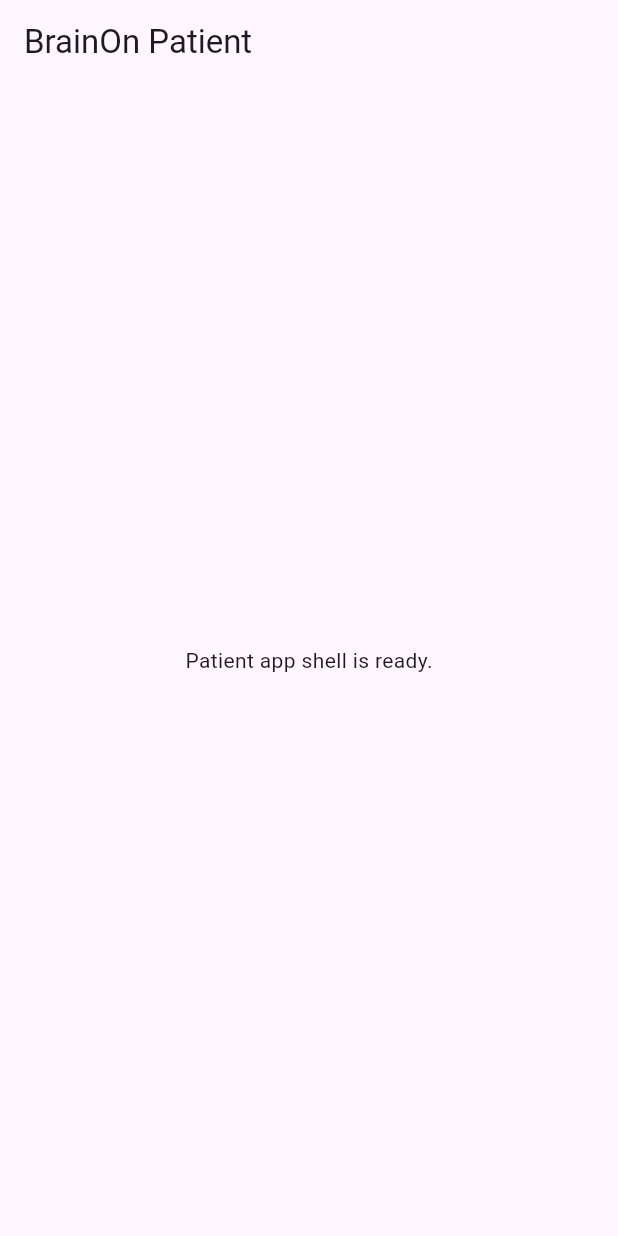
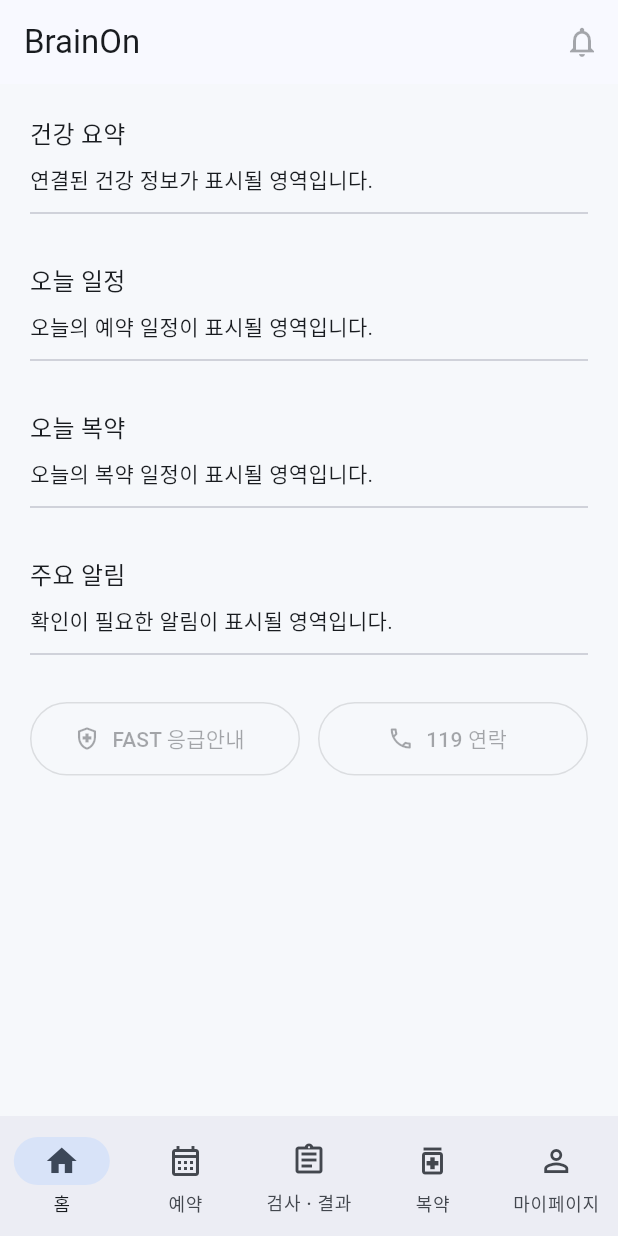
Before and after one commit to brainCDSS/BrainCDSS, a Flutter app: the screen it shows after launch, on a phone screen of 412 x 824 dp. Run offline on Flutter 3.47's test engine with Material 3 defaults, Android fonts, the phone set to English and light mode, and no system bars.

Commit message:
환자 앱 기본 화면 구조 구현

```diff
--- /dev/null
+++ b/mobile/patient-app/lib/app/patient_app.dart
@@ -0,0 +1,20 @@
+import 'package:brainon_mobile_core/brainon_mobile_core.dart';
+import 'package:flutter/material.dart';
+import 'patient_main_shell.dart';
+
+class PatientApp extends StatelessWidget {
+  const PatientApp({super.key});
+
+  @override
+  Widget build(BuildContext context) => MaterialApp(
+        title: 'BrainOn Patient',
+        debugShowCheckedModeBanner: false,
+        theme: ThemeData(
+          colorScheme: ColorScheme.fromSeed(seedColor: const Color(0xFF356FAF)),
+          scaffoldBackgroundColor: const Color(0xFFF6F8FB),
+          useMaterial3: true,
+        ),
+        home: const PatientMainShell(),
+        navigatorObservers: [NoopNavigationObserver()],
+      );
+}
--- /dev/null
+++ b/mobile/patient-app/lib/app/patient_main_shell.dart
@@ -0,0 +1,56 @@
+import 'package:flutter/material.dart';
+import '../features/appointments/appointments_page.dart';
+import '../features/home/home_page.dart';
+import '../features/medications/medications_page.dart';
+import '../features/profile/profile_page.dart';
+import '../features/test-results/test_results_page.dart';
+
+class PatientMainShell extends StatefulWidget {
+  const PatientMainShell({super.key});
+
+  @override
+  State<PatientMainShell> createState() => _PatientMainShellState();
+}
+
+class _PatientMainShellState extends State<PatientMainShell> {
+  int _selectedIndex = 0;
+
+  static const _pages = <Widget>[
+    HomePage(),
+    AppointmentsPage(),
+    TestResultsPage(),
+    MedicationsPage(),
+    ProfilePage(),
+  ];
+  static const _titles = ['BrainOn', '예약', '검사 · 결과', '복약관리', '마이페이지'];
+
+  @override
+  Widget build(BuildContext context) => Scaffold(
+        appBar: AppBar(
+          title: Text(_titles[_selectedIndex]),
+          actions: _selectedIndex == 0
+              ? [
+                  IconButton(
+                    onPressed: null,
+                    tooltip: '알림 (준비 중)',
+                    icon: const Icon(Icons.notifications_outlined),
+                  ),
+                ]
+              : null,
+        ),
+        body: SafeArea(
+          child: IndexedStack(index: _selectedIndex, children: _pages),
+        ),
+        bottomNavigationBar: NavigationBar(
+          selectedIndex: _selectedIndex,
+          onDestinationSelected: (index) => setState(() => _selectedIndex = index),
+          destinations: const [
+            NavigationDestination(icon: Icon(Icons.home_outlined), selectedIcon: Icon(Icons.home), label: '홈'),
+            NavigationDestination(icon: Icon(Icons.calendar_month_outlined), selectedIcon: Icon(Icons.calendar_month), label: '예약'),
+            NavigationDestination(icon: Icon(Icons.assignment_outlined), selectedIcon: Icon(Icons.assignment), label: '검사 · 결과'),
+            NavigationDestination(icon: Icon(Icons.medication_outlined), selectedIcon: Icon(Icons.medication), label: '복약'),
+            NavigationDestination(icon: Icon(Icons.person_outline), selectedIcon: Icon(Icons.person), label: '마이페이지'),
+          ],
+        ),
+      );
+}
--- /dev/null
+++ b/mobile/patient-app/lib/features/appointments/appointments_page.dart
@@ -0,0 +1,19 @@
+import 'package:flutter/material.dart';
+
+class AppointmentsPage extends StatelessWidget {
+  const AppointmentsPage({super.key});
+
+  @override
+  Widget build(BuildContext context) => ListView(
+        padding: const EdgeInsets.all(20),
+        children: const [
+          Text('예약하기'),
+          Divider(height: 32),
+          Text('예정된 예약'),
+          Divider(height: 32),
+          Text('지난 예약'),
+          SizedBox(height: 24),
+          Text('예약 상세 · 변경 · 취소 기능은 추후 제공됩니다.'),
+        ],
+      );
+}
--- /dev/null
+++ b/mobile/patient-app/lib/features/home/home_page.dart
@@ -0,0 +1,59 @@
+import 'package:flutter/material.dart';
+
+class HomePage extends StatelessWidget {
+  const HomePage({super.key});
+
+  @override
+  Widget build(BuildContext context) => ListView(
+        padding: const EdgeInsets.all(20),
+        children: const [
+          _HomeSection(title: '건강 요약', description: '연결된 건강 정보가 표시될 영역입니다.'),
+          _HomeSection(title: '오늘 일정', description: '오늘의 예약 일정이 표시될 영역입니다.'),
+          _HomeSection(title: '오늘 복약', description: '오늘의 복약 일정이 표시될 영역입니다.'),
+          _HomeSection(title: '주요 알림', description: '확인이 필요한 알림이 표시될 영역입니다.'),
+          Row(
+            children: [
+              Expanded(child: _EmergencyButton(icon: Icons.health_and_safety_outlined, label: 'FAST 응급안내')),
+              SizedBox(width: 12),
+              Expanded(child: _EmergencyButton(icon: Icons.call_outlined, label: '119 연락')),
+            ],
+          ),
+        ],
+      );
+}
+
+class _HomeSection extends StatelessWidget {
+  const _HomeSection({required this.title, required this.description});
+  final String title;
+  final String description;
+
+  @override
+  Widget build(BuildContext context) => Padding(
+        padding: const EdgeInsets.only(bottom: 20),
+        child: Column(
+          crossAxisAlignment: CrossAxisAlignment.start,
+          children: [
+            Text(title, style: Theme.of(context).textTheme.titleMedium),
+            const SizedBox(height: 8),
+            Text(description),
+            const Divider(height: 24),
+          ],
+        ),
+      );
+}
+
+class _EmergencyButton extends StatelessWidget {
+  const _EmergencyButton({required this.icon, required this.label});
+  final IconData icon;
+  final String label;
+
+  @override
+  Widget build(BuildContext context) => OutlinedButton.icon(
+        onPressed: null,
+        icon: Icon(icon),
+        label: Padding(
+          padding: const EdgeInsets.symmetric(vertical: 14),
+          child: Text(label),
+        ),
+      );
+}
--- /dev/null
+++ b/mobile/patient-app/lib/features/medications/medications_page.dart
@@ -0,0 +1,19 @@
+import 'package:flutter/material.dart';
+
+class MedicationsPage extends StatelessWidget {
+  const MedicationsPage({super.key});
+
+  @override
+  Widget build(BuildContext context) => ListView(
+        padding: const EdgeInsets.all(20),
+        children: const [
+          Text('오늘의 복약'),
+          Divider(height: 32),
+          Text('복약 일정'),
+          Divider(height: 32),
+          Text('복약 기록'),
+          Divider(height: 32),
+          Text('약 상세와 복약 알림은 추후 제공됩니다.'),
+        ],
+      );
+}
--- /dev/null
+++ b/mobile/patient-app/lib/features/profile/profile_page.dart
@@ -0,0 +1,16 @@
+import 'package:flutter/material.dart';
+
+class ProfilePage extends StatelessWidget {
+  const ProfilePage({super.key});
+
+  @override
+  Widget build(BuildContext context) => ListView(
+        children: const [
+          ListTile(leading: Icon(Icons.person_outline), title: Text('내 정보'), enabled: false),
+          ListTile(leading: Icon(Icons.link_outlined), title: Text('연결 설정'), enabled: false),
+          ListTile(leading: Icon(Icons.notifications_outlined), title: Text('알림 설정'), enabled: false),
+          ListTile(leading: Icon(Icons.description_outlined), title: Text('동의 · 약관'), enabled: false),
+          ListTile(leading: Icon(Icons.logout), title: Text('로그아웃'), enabled: false),
+        ],
+      );
+}
--- /dev/null
+++ b/mobile/patient-app/lib/features/test-results/test_results_page.dart
@@ -0,0 +1,30 @@
+import 'package:flutter/material.dart';
+
+class TestResultsPage extends StatelessWidget {
+  const TestResultsPage({super.key});
+
+  @override
+  Widget build(BuildContext context) => const DefaultTabController(
+        length: 3,
+        child: Column(
+          children: [
+            TabBar(
+              tabs: [
+                Tab(text: '검사 결과'),
+                Tab(text: '진료 내역'),
+                Tab(text: '처방 정보'),
+              ],
+            ),
+            Expanded(
+              child: TabBarView(
+                children: [
+                  Center(child: Text('검사 결과가 표시될 영역입니다.')),
+                  Center(child: Text('진료 내역이 표시될 영역입니다.')),
+                  Center(child: Text('처방 정보가 표시될 영역입니다.')),
+                ],
+              ),
+            ),
+          ],
+        ),
+      );
+}
--- a/mobile/patient-app/lib/main.dart
+++ b/mobile/patient-app/lib/main.dart
@@ -1,16 +1,4 @@
-// Entry point for the independently released patient application.
 import 'package:flutter/material.dart';
-import 'package:brainon_mobile_core/brainon_mobile_core.dart';
+import 'app/patient_app.dart';
+
 void main() => runApp(const PatientApp());
-class PatientApp extends StatelessWidget {
-  const PatientApp({super.key});
-  @override
-  Widget build(BuildContext context) => MaterialApp(
-    title: 'BrainOn Patient',
-    home: Scaffold(
-      appBar: AppBar(title: const Text('BrainOn Patient')),
-      body: const Center(child: Text('Patient app shell is ready.')),
-    ),
-    navigatorObservers: [NoopNavigationObserver()],
-  );
-}
```
Also changed, not shown: 1 other file.
